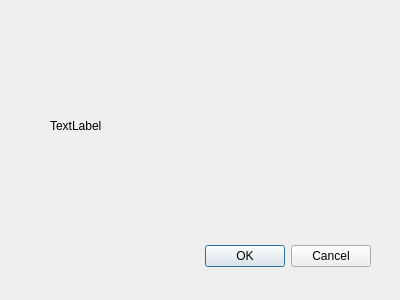
The window that DemoForm.ui (trypsr/python240507) describes before a commit, drawn with Qt 5.
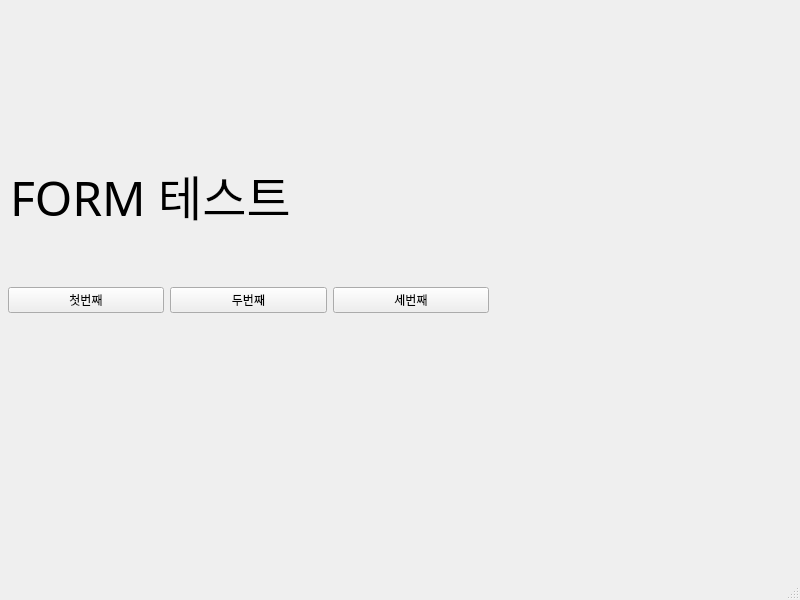
The same window after the commit.

Diff of the .ui file:
```diff
--- a/DemoForm.ui
+++ b/DemoForm.ui
@@ -1,47 +1,83 @@
 <?xml version="1.0" encoding="UTF-8"?>
 <ui version="4.0">
- <class>LABEL</class>
- <widget class="QDialog" name="LABEL">
+ <class>MainWindow</class>
+ <widget class="QMainWindow" name="MainWindow">
   <property name="geometry">
    <rect>
     <x>0</x>
     <y>0</y>
-    <width>400</width>
-    <height>300</height>
+    <width>800</width>
+    <height>600</height>
    </rect>
   </property>
   <property name="windowTitle">
    <string>Dialog</string>
   </property>
-  <widget class="QDialogButtonBox" name="buttonBox">
-   <property name="geometry">
-    <rect>
-     <x>30</x>
-     <y>240</y>
-     <width>341</width>
-     <height>32</height>
-    </rect>
-   </property>
-   <property name="orientation">
-    <enum>Qt::Horizontal</enum>
-   </property>
-   <property name="standardButtons">
-    <set>QDialogButtonBox::Cancel|QDialogButtonBox::Ok</set>
-   </property>
+  <widget class="QWidget" name="centralwidget">
+   <widget class="QWidget" name="horizontalLayoutWidget">
+    <property name="geometry">
+     <rect>
+      <x>8</x>
+      <y>250</y>
+      <width>481</width>
+      <height>101</height>
+     </rect>
+    </property>
+    <layout class="QHBoxLayout" name="horizontalLayout">
+     <item>
+      <widget class="QPushButton" name="pushButton">
+       <property name="text">
+        <string>첫번째</string>
+       </property>
+      </widget>
+     </item>
+     <item>
+      <widget class="QPushButton" name="pushButton_3">
+       <property name="text">
+        <string>두번째</string>
+       </property>
+      </widget>
+     </item>
+     <item>
+      <widget class="QPushButton" name="pushButton_2">
+       <property name="text">
+        <string>세번째</string>
+       </property>
+      </widget>
+     </item>
+    </layout>
+   </widget>
+   <widget class="QLabel" name="label">
+    <property name="geometry">
+     <rect>
+      <x>10</x>
+      <y>150</y>
+      <width>471</width>
+      <height>91</height>
+     </rect>
+    </property>
+    <property name="font">
+     <font>
+      <family>안상수2006가는</family>
+      <pointsize>36</pointsize>
+     </font>
+    </property>
+    <property name="text">
+     <string>FORM 테스트</string>
+    </property>
+   </widget>
   </widget>
-  <widget class="QLabel" name="label">
+  <widget class="QMenuBar" name="menubar">
    <property name="geometry">
     <rect>
-     <x>50</x>
-     <y>90</y>
-     <width>271</width>
-     <height>71</height>
+     <x>0</x>
+     <y>0</y>
+     <width>800</width>
+     <height>21</height>
     </rect>
    </property>
-   <property name="text">
-    <string>TextLabel</string>
-   </property>
   </widget>
+  <widget class="QStatusBar" name="statusbar"/>
  </widget>
  <resources/>
  <connections>
```
Left out of the diff: 55 changed lines with no effect on the pictures.
